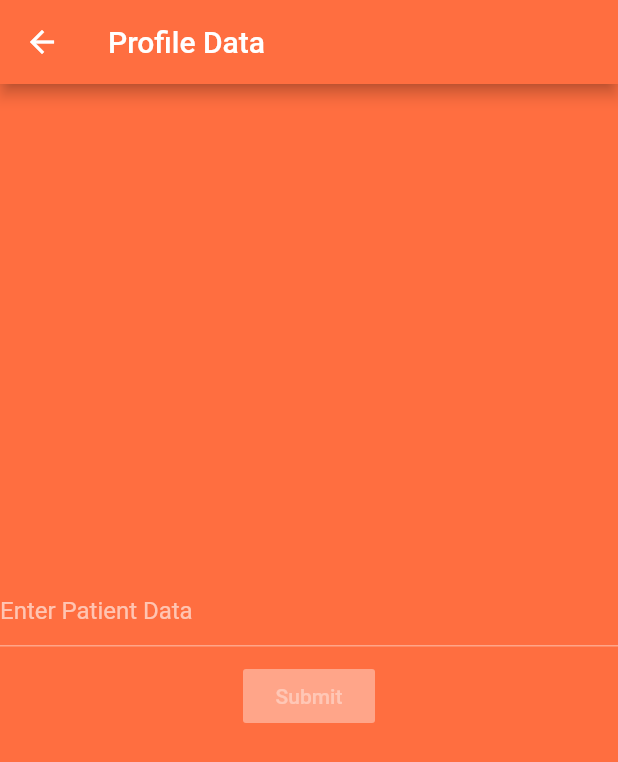
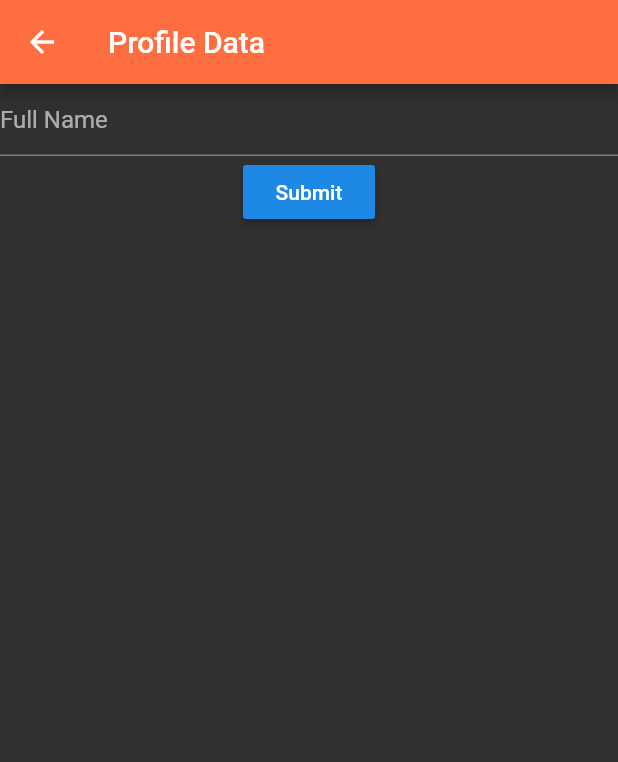
Before and after one commit to Nav-Ujjwal-e-innovation-Hackathon/Ground-Floor-Developers, a Flutter app: the FormScreen screen opened by its route, on a phone screen of 412 x 824 dp. Shown: the top 762 px of the screen. Run offline on Flutter 3.47's test engine with Material 2 defaults, Android fonts, the phone set to English and light mode, and no system bars; our stand-ins replace cloud_firestore, firebase_auth, modal_progress_hud, qr_flutter; missing offline and left inert: barcode_scan; accounts and stored records are empty.

Commit message:
fourth commit

```diff
--- a/lib/main.dart
+++ b/lib/main.dart
@@ -12,6 +12,7 @@ import 'screens/chat_screen.dart';
 import 'screens/scan_screen.dart';
 import 'screens/generateqr_screen.dart';
 import 'screens/form_screen.dart';
+import 'screens/formshow_screen.dart';
 
 void main() {
   runApp(MyApp());
@@ -41,6 +42,7 @@ class MyApp extends StatelessWidget {
         ScanScreen.id: (context) => ScanScreen(),
         GenerateScreen.id: (context) => GenerateScreen(),
         FormScreen.id: (context) => FormScreen(),
+        FormShowScreen.id: (context) => FormShowScreen(),
       },
     );
   }
--- a/lib/screens/form_screen.dart
+++ b/lib/screens/form_screen.dart
@@ -1,4 +1,7 @@
 import 'package:flutter/material.dart';
+import 'package:cloud_firestore/cloud_firestore.dart';
+import 'package:parchi_beta/screens/chat_screen.dart';
+import 'package:parchi_beta/screens/registration_screen_patient.dart';
 
 class FormScreen extends StatefulWidget {
   static const String id = 'form_screen';
@@ -8,6 +11,10 @@ class FormScreen extends StatefulWidget {
 }
 
 class _MyHomePageState extends State<FormScreen> {
+  String typo;
+  final _formKey = GlobalKey<FormState>();
+  final _firestore = Firestore.instance;
+
   @override
   Widget build(BuildContext context) {
     return new Scaffold(
@@ -15,27 +22,38 @@ class _MyHomePageState extends State<FormScreen> {
         title: Text('Profile Data'),
         backgroundColor: Colors.deepOrangeAccent,
       ),
-      body: Container(
-          color: Colors.deepOrangeAccent,
-          child: Column(
-            mainAxisAlignment: MainAxisAlignment.center,
-            crossAxisAlignment: CrossAxisAlignment.stretch,
-            children: <Widget>[
-              Center(
-                child: TextField(
-                  decoration: InputDecoration(hintText: 'Enter Patient Data'),
-                ),
-              ),
-              Center(
-                child: Container(
-                    padding: EdgeInsets.all(9.0),
-                    child: new RaisedButton(
-                      child: const Text('Submit'),
-                      onPressed: null,
-                    )),
-              ),
-            ],
-          )),
+      body: Form(
+          key: _formKey,
+          child: Column(children: <Widget>[
+            TextFormField(
+              decoration: InputDecoration(hintText: 'Full Name'),
+
+              // The validator receives the text that the user has entered.
+              validator: (value) {
+                if (value.isEmpty) {
+                  return 'Please enter some text';
+                }
+                return null;
+              },
+              onChanged: (value) {
+                typo = value;
+              },
+            ),
+            RaisedButton(
+              onPressed: () {
+                // Validate returns true if the form is valid, otherwise false.
+                if (_formKey.currentState.validate()) {
+                  _firestore.collection('check').add(
+                    {'text': typo, 'sender': emailloggedin},
+                  );
+                  Navigator.pushNamed(context, ChatScreen.id);
+                }
+              },
+              child: Text('Submit'),
+            ),
+
+            // Add TextFormFields and RaisedButton here.
+          ])),
     );
   }
 }
--- a/lib/screens/login_screen.dart
+++ b/lib/screens/login_screen.dart
@@ -63,6 +63,7 @@ class _LoginScreenState extends State<LoginScreen> {
                 },
                 decoration: InputDecoration(
                   hintText: 'Enter your email',
+                  hintStyle: TextStyle(fontSize: 20.0, color: Colors.black),
                   contentPadding:
                       EdgeInsets.symmetric(vertical: 10.0, horizontal: 20.0),
                   border: OutlineInputBorder(
@@ -97,6 +98,7 @@ class _LoginScreenState extends State<LoginScreen> {
                 },
                 decoration: InputDecoration(
                   hintText: 'Enter your password.',
+                  hintStyle: TextStyle(fontSize: 20.0, color: Colors.black),
                   contentPadding:
                       EdgeInsets.symmetric(vertical: 10.0, horizontal: 20.0),
                   border: OutlineInputBorder(
--- a/pubspec.yaml
+++ b/pubspec.yaml
@@ -31,6 +31,8 @@ dependencies:
   path_provider: ^1.6.11
   barcode_scan: ^3.0.1
   qr_flutter: ^3.2.0
+  flutter_form_builder:
+  string_validator: ^0.1.4
 
 
 
```
Also changed, not shown: lib/screens/chat_screen.dart (+9 -2 lines), lib/screens/formshow_screen.dart (added, +60 -0 lines), lib/screens/generateqr_screen.dart (+2 -47 lines), lib/screens/registration_screen_patient.dart (+19 -1 lines), pubspec.lock.
